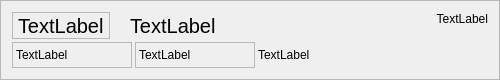
The window that strips/kontierungstrip.ui (qohelet/QtZeiterfassung) describes before a commit, drawn with Qt 5.
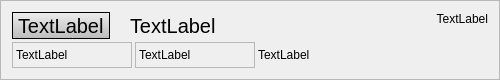
The same window after the commit.

Commit message: Added gradient to time labels

```diff
--- a/strips/kontierungstrip.ui
+++ b/strips/kontierungstrip.ui
@@ -35,6 +35,9 @@
          <pointsize>15</pointsize>
         </font>
        </property>
+       <property name="styleSheet">
+        <string notr="true">QLabel { background-color: qlineargradient( x1:0 y1:0, x2:0 y2:1, stop:0 #EEEEEE, stop:1 #BBBBBB); }</string>
+       </property>
        <property name="frameShape">
         <enum>QFrame::StyledPanel</enum>
        </property>
```
The commit also changes 1 other file.
